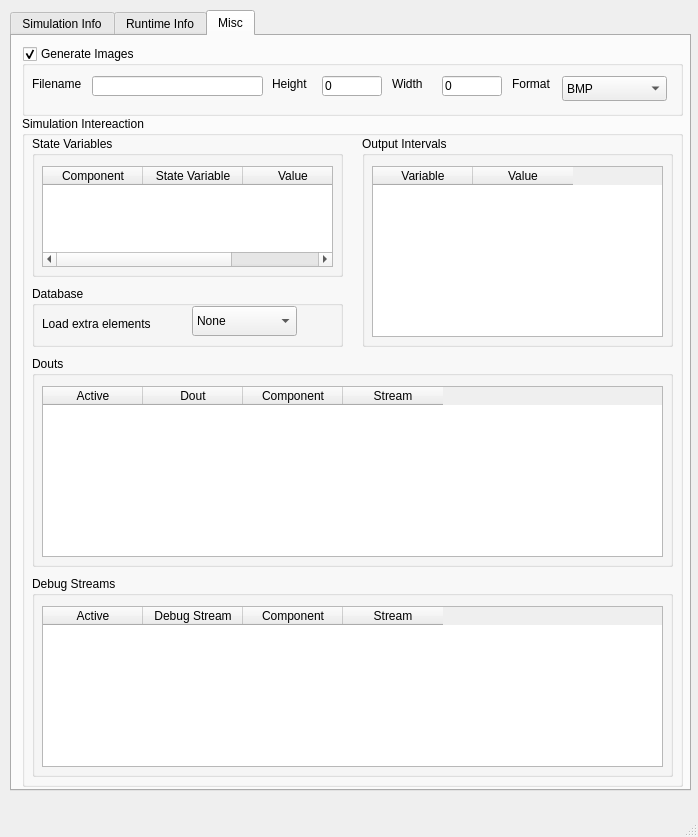
Before: the Qt Designer form src/VisIt/libsim/uintah.ui in Uintah/Uintah, drawn with Qt 5.
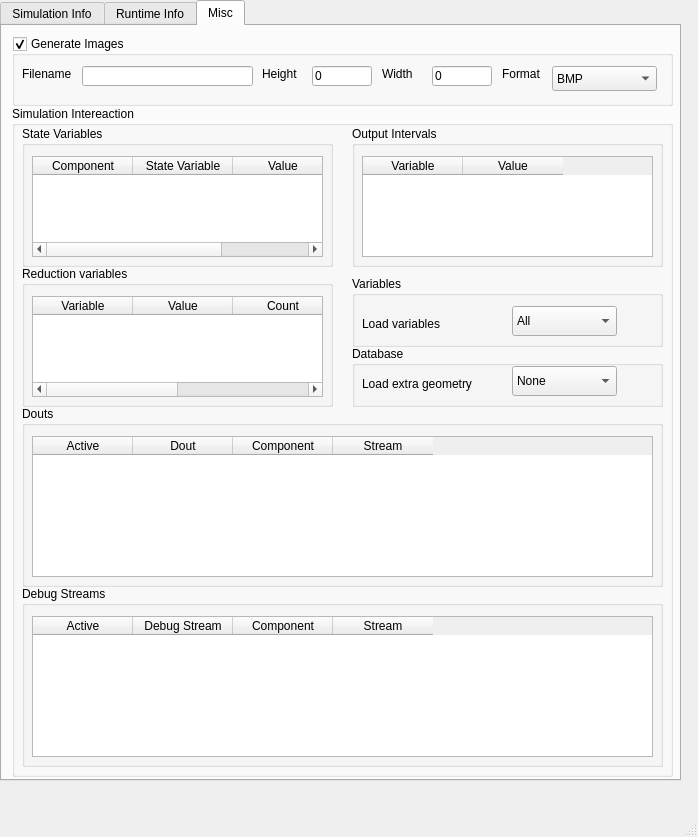
After: the same form once the commit is applied. The open tabs and pages were chosen to show the change.

```diff
--- a/src/VisIt/libsim/uintah.ui
+++ b/src/VisIt/libsim/uintah.ui
@@ -17,8 +17,8 @@
    <widget class="QTabWidget" name="tabWidget">
     <property name="geometry">
      <rect>
-      <x>10</x>
-      <y>10</y>
+      <x>0</x>
+      <y>0</y>
       <width>681</width>
       <height>781</height>
      </rect>
@@ -782,9 +782,9 @@
        <property name="geometry">
         <rect>
          <x>10</x>
-         <y>460</y>
+         <y>480</y>
          <width>641</width>
-         <height>201</height>
+         <height>181</height>
         </rect>
        </property>
        <property name="title">
@@ -796,7 +796,7 @@
           <x>10</x>
           <y>30</y>
           <width>621</width>
-          <height>161</height>
+          <height>141</height>
          </rect>
         </property>
         <column>
@@ -827,7 +827,7 @@
          <x>340</x>
          <y>20</y>
          <width>311</width>
-         <height>211</height>
+         <height>141</height>
         </rect>
        </property>
        <property name="title">
@@ -839,7 +839,7 @@
           <x>10</x>
           <y>30</y>
           <width>291</width>
-          <height>171</height>
+          <height>101</height>
          </rect>
         </property>
         <column>
@@ -858,9 +858,9 @@
        <property name="geometry">
         <rect>
          <x>10</x>
-         <y>240</y>
+         <y>300</y>
          <width>641</width>
-         <height>211</height>
+         <height>181</height>
         </rect>
        </property>
        <property name="title">
@@ -872,7 +872,7 @@
           <x>10</x>
           <y>30</y>
           <width>621</width>
-          <height>171</height>
+          <height>141</height>
          </rect>
         </property>
         <column>
@@ -900,8 +900,8 @@
       <widget class="QGroupBox" name="groupBox">
        <property name="geometry">
         <rect>
-         <x>10</x>
-         <y>170</y>
+         <x>340</x>
+         <y>240</y>
          <width>311</width>
          <height>61</height>
         </rect>
@@ -944,10 +944,104 @@
          </rect>
         </property>
         <property name="text">
-         <string>Load extra elements</string>
+         <string>Load extra geometry</string>
         </property>
        </widget>
       </widget>
+      <widget class="QGroupBox" name="ReductionVariableGroupBox">
+       <property name="geometry">
+        <rect>
+         <x>10</x>
+         <y>160</y>
+         <width>311</width>
+         <height>141</height>
+        </rect>
+       </property>
+       <property name="title">
+        <string>Reduction variables</string>
+       </property>
+       <widget class="QTableWidget" name="ReductionVariableTable">
+        <property name="geometry">
+         <rect>
+          <x>10</x>
+          <y>30</y>
+          <width>291</width>
+          <height>101</height>
+         </rect>
+        </property>
+        <column>
+         <property name="text">
+          <string>Variable</string>
+         </property>
+        </column>
+        <column>
+         <property name="text">
+          <string>Value</string>
+         </property>
+        </column>
+        <column>
+         <property name="text">
+          <string>Count</string>
+         </property>
+        </column>
+        <column>
+         <property name="text">
+          <string>Overridden</string>
+         </property>
+        </column>
+       </widget>
+      </widget>
+      <widget class="QGroupBox" name="VariableGroupBox">
+       <property name="geometry">
+        <rect>
+         <x>340</x>
+         <y>170</y>
+         <width>311</width>
+         <height>71</height>
+        </rect>
+       </property>
+       <property name="title">
+        <string>Variables</string>
+       </property>
+       <widget class="QLabel" name="LoadVariablesLabel">
+        <property name="geometry">
+         <rect>
+          <x>10</x>
+          <y>40</y>
+          <width>131</width>
+          <height>16</height>
+         </rect>
+        </property>
+        <property name="text">
+         <string>Load variables</string>
+        </property>
+       </widget>
+       <widget class="QComboBox" name="LoadVariables">
+        <property name="geometry">
+         <rect>
+          <x>160</x>
+          <y>30</y>
+          <width>105</width>
+          <height>30</height>
+         </rect>
+        </property>
+        <item>
+         <property name="text">
+          <string>All</string>
+         </property>
+        </item>
+        <item>
+         <property name="text">
+          <string notr="true">Output</string>
+         </property>
+        </item>
+        <item>
+         <property name="text">
+          <string>Checkpoint</string>
+         </property>
+        </item>
+       </widget>
+      </widget>
      </widget>
     </widget>
    </widget>
```
Left out of the diff: 39 changed lines with no effect on the pictures.
